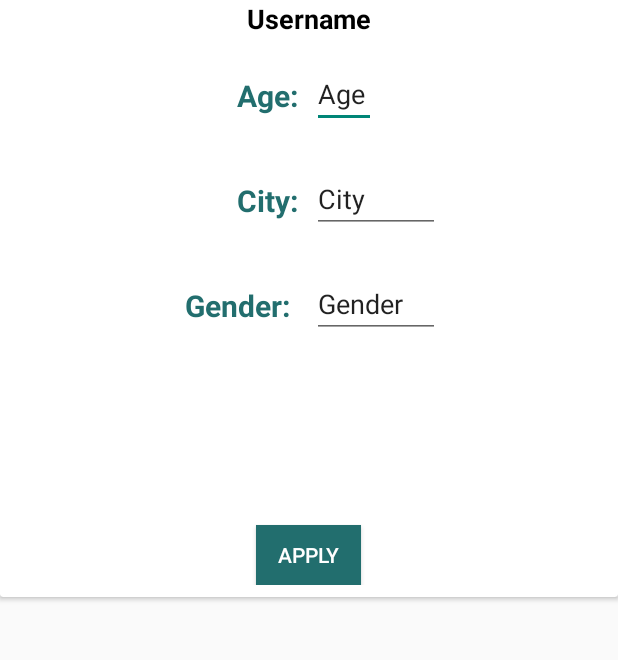
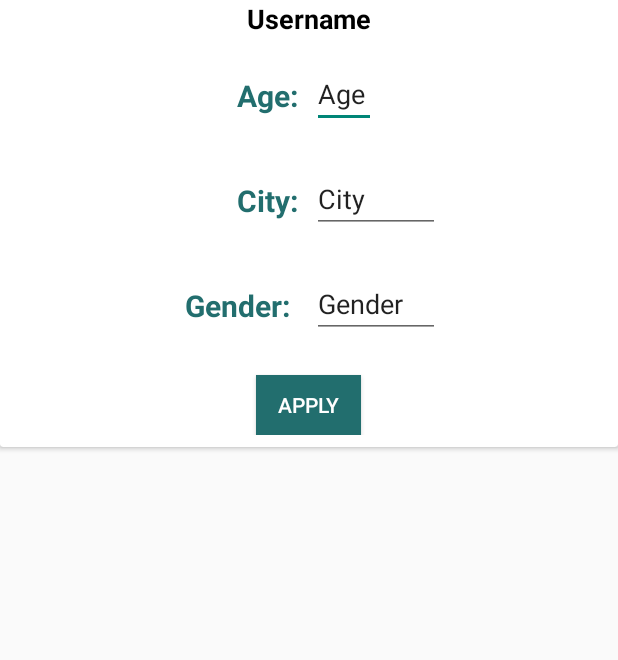
Before and after one commit to Skidz0r/Mobile-Programming, an Android app: the layout fragment_profile.xml on its own in the app's theme, with its tools: preview values and no code run, on a phone screen of 412 x 824 dp, the part 237-897 px from its top. Run offline under Robolectric (Android 15) with nearby library versions, the phone set to English and light mode, and no system bars.

Commit message:
- Fixed a button that was hidden in smaller phones.

```diff
--- a/app/src/main/res/layout/fragment_profile.xml
+++ b/app/src/main/res/layout/fragment_profile.xml
@@ -114,7 +114,7 @@
                 android:textColor="@color/white"
                 android:background="@color/cyan_blue"
                 android:layout_centerHorizontal="true"
-                android:layout_marginTop="500dp"/>
+                android:layout_marginTop="400dp"/>
 
 
         </RelativeLayout>
```
